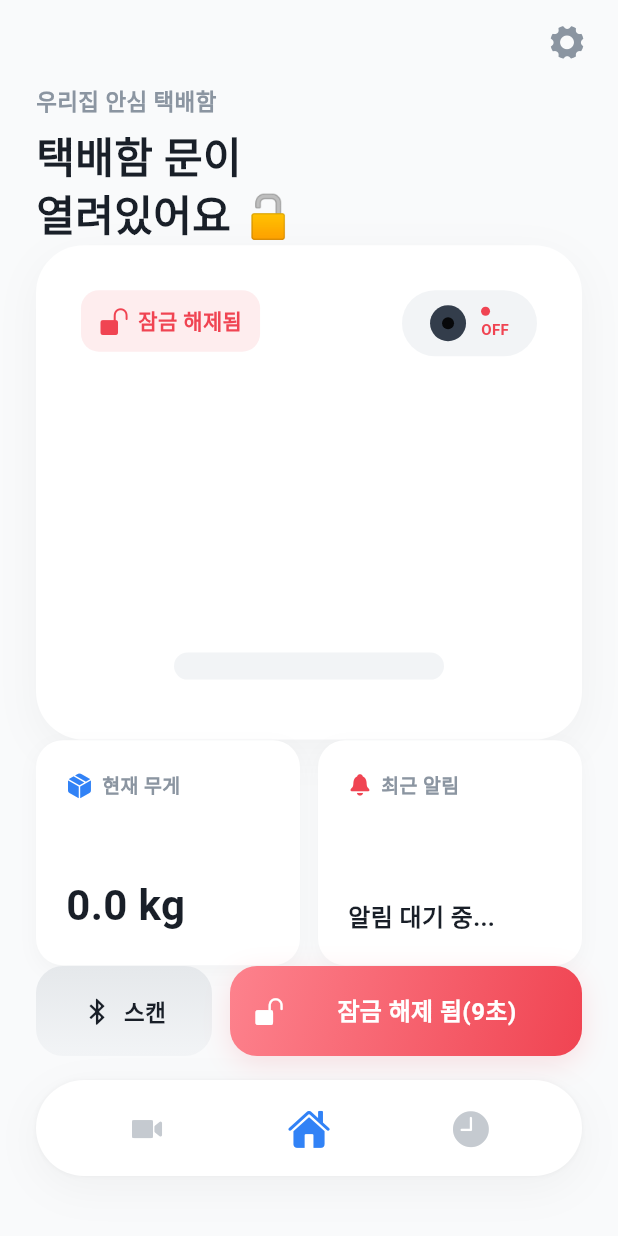
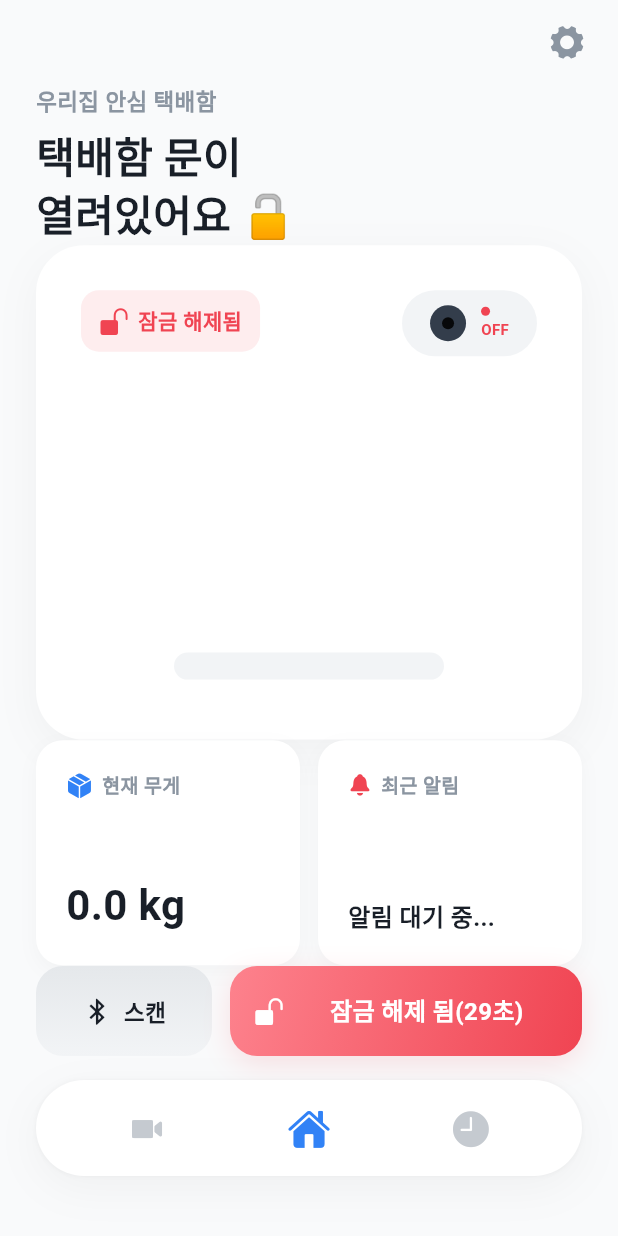
Before and after one commit to ksww1891/parcel_shield_app, a Flutter app: the screen it shows after launch, after a tap on "원격 잠금해제", on a phone screen of 412 x 824 dp. Run offline on Flutter 3.47's test engine with Material 3 defaults, Android fonts, the phone set to English and light mode, and no system bars; our stand-ins replace firebase_core, firebase_database, flutter_blue_plus, permission_handler; missing offline and left inert: mqtt_client; accounts and stored records are empty; Roboto replaces fonts that are missing (SF Pro Display).

Commit message:
mqtt 관련 라즈베리파이와 연동되도록 수정

```diff
--- a/lib/screens/home_screen.dart
+++ b/lib/screens/home_screen.dart
@@ -71,7 +71,7 @@ class _HomeScreenState extends State<HomeScreen> {
         if (mounted) {
           setState(() {
             currentWeight = (statusData['weight'] ?? 0.0).toDouble();
-            isCameraActive = statusData['isCameraOn'] == true;
+            isCameraActive = statusData['isCameraOn'] == "true";
 
             debugPrint('MQTT 상태 업데이트 - 무게: $currentWeight, 카메라: $isCameraActive');
             if(currentWeight > 0) {
@@ -79,7 +79,6 @@ class _HomeScreenState extends State<HomeScreen> {
               isLocked = true; // 무게가 감지되면 자동으로 잠금 상태로 전환 (옵션)
             } else {
               hasPackage = false;
-              isLocked = false; // 무게가 0이면 패키지가 없는 것으로 간주하여 잠금 해제 (옵션)
             }
             //
           });
@@ -112,12 +111,10 @@ class _HomeScreenState extends State<HomeScreen> {
           String message = "새로운 알림이 있습니다.";
           if (eventType == 'THEFT_ATTEMPT') {
             message = '도난 의심 감지됨! 🚨';
-          } else if (eventType == 'PACKAGE_ARRIVED') {
-            message = '새로운 택배 도착 📦';
-          } else if (eventType == 'DOOR_OPENED') {
-            message = '택배함 문 열림 🔓';
-          } else if (eventType == 'DOOR_CLOSED') {
-            message = '택배함 문 닫힘 🔒';
+          } else if (eventType == 'PACKAGE_DEPOSITED') {
+            message = '새로운 택배 도착! 📦';
+          } else if (eventType == 'PACKAGE_RETRIEVED') {
+            message = '택배가 인수 완료! 🏃‍♂️';
           }
 
           // 3. UI 업데이트
@@ -170,7 +167,7 @@ class _HomeScreenState extends State<HomeScreen> {
     if (newStatus == false) {
       debugPrint('🔓 잠금 해제 감지: 30초 후 자동 재잠금 타이머를 시작합니다.');
 
-      remaintime = 10; // 타이머 시작 전에 남은 시간을 30초로 초기화
+      remaintime = 30; // 타이머 시작 전에 남은 시간을 30초로 초기화
       startTimer(); // 남은 시간 카운트 시작
     }
   }
@@ -321,7 +318,7 @@ class _HomeScreenState extends State<HomeScreen> {
                         Text(
                           recentNotification, // Firebase에서 받아온 문자열 표시
                           style: const TextStyle(fontSize: 16, fontWeight: FontWeight.w600, color: textDark, height: 1.4),
-                          maxLines: 2,
+                          maxLines: 3,
                           overflow: TextOverflow.ellipsis,
                         ),
                       ],
```
